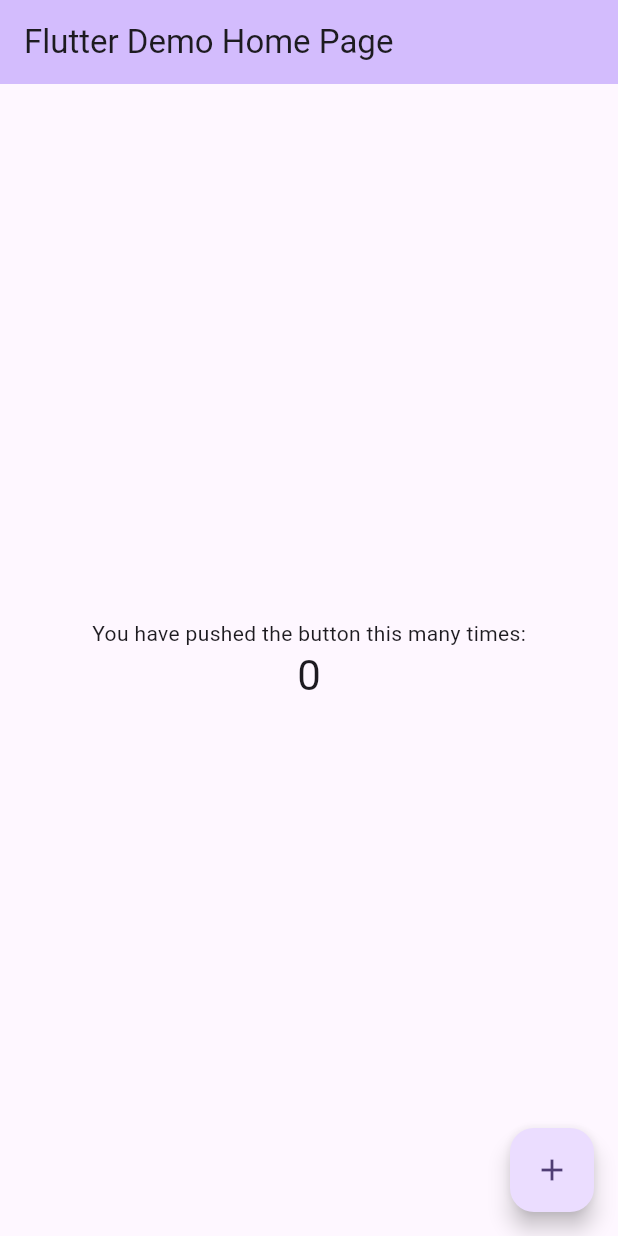
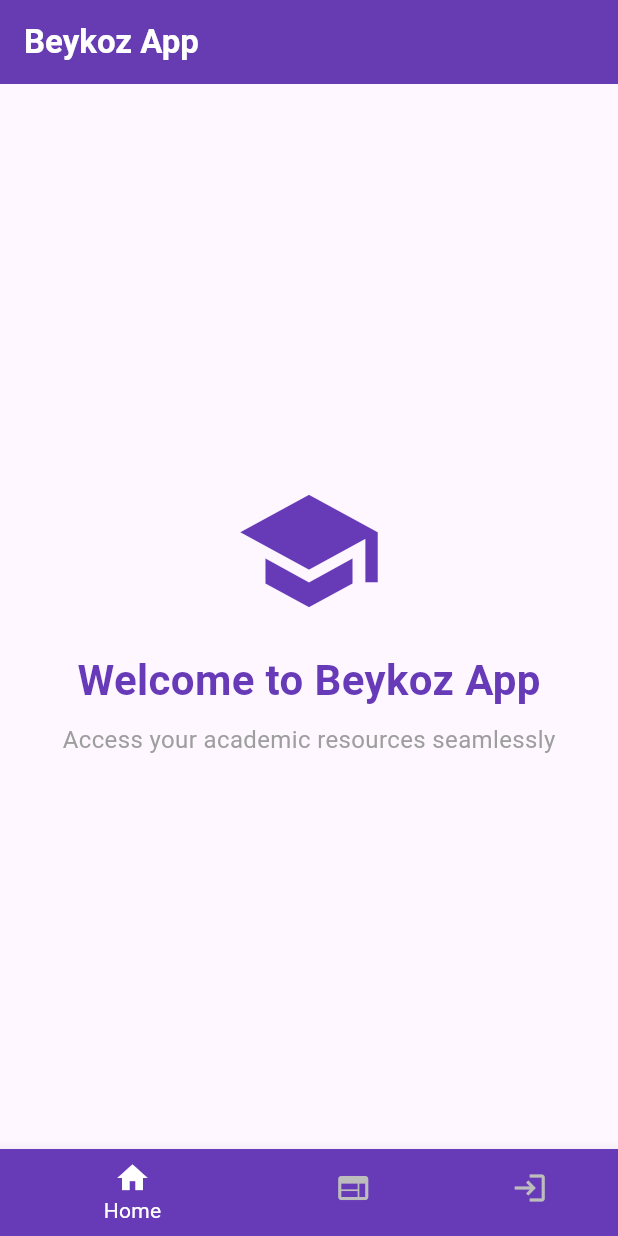
Before and after one commit to Hamzamn19/Beykoz-app, a Flutter app: the screen it shows after launch, on a phone screen of 412 x 824 dp. Run offline on Flutter 3.47's test engine with Material 3 defaults, Android fonts, the phone set to English and light mode, and no system bars; our stand-ins replace firebase_core, webview_flutter; accounts and stored records are empty.

Commit message:
feat: Implement HomeScreen with WebView and Bottom Navigation
- Added `HomeScreen` widget with a bottom navigation bar.
- Integrated `webview_flutter` to display two different web pages (OIS and Online) in separate tabs.
- Implemented a welcome page as the initial tab.
- Added a refresh button to the AppBar for WebView pages.
- Preserved WebView state when switching tabs using `AutomaticKeepAliveClientMixin`.
- Displayed a loading indicator while web pages are loading.
- Handled web resource errors by showing a SnackBar.
- Updated `main.dart` to initialize Firebase and use `HomeScreen` as the home widget.
- Added `webview_flutter` and `firebase_core` to `pubspec.yaml`.
- Updated Android `ndkVersion` in `build.gradle.kts`.

```diff
--- /dev/null
+++ b/lib/home.dart
@@ -0,0 +1,187 @@
+import 'package:flutter/material.dart';
+import 'package:webview_flutter/webview_flutter.dart';
+
+class HomeScreen extends StatefulWidget {
+  const HomeScreen({super.key});
+
+  @override
+  State<HomeScreen> createState() => _HomeScreenState();
+}
+
+class _HomeScreenState extends State<HomeScreen> {
+  int _selectedIndex = 0;
+
+  // List of pages for the bottom navigation bar
+  final List<Widget> _pages = const [
+    // Home Page with improved design
+    Center(
+      child: Column(
+        mainAxisAlignment: MainAxisAlignment.center,
+        children: [
+          Icon(
+            Icons.school,
+            size: 100,
+            color: Colors.deepPurple,
+          ),
+          SizedBox(height: 16),
+          Text(
+            'Welcome to Beykoz App',
+            style: TextStyle(
+              fontSize: 28,
+              fontWeight: FontWeight.bold,
+              color: Colors.deepPurple,
+            ),
+          ),
+          SizedBox(height: 8),
+          Text(
+            'Access your academic resources seamlessly',
+            style: TextStyle(
+              fontSize: 16,
+              color: Colors.grey,
+            ),
+          ),
+        ],
+      ),
+    ),
+    // WebView for ois.beykoz.edu.tr
+    WebViewPage(url: 'https://ois.beykoz.edu.tr/'),
+    // WebView for online.beykoz.edu.tr
+    WebViewPage(url: 'https://online.beykoz.edu.tr'),
+  ];
+
+  void _onItemTapped(int index) {
+    setState(() {
+      _selectedIndex = index;
+    });
+  }
+
+  @override
+  Widget build(BuildContext context) {
+    return Scaffold(
+      appBar: AppBar(
+        title: const Text(
+          'Beykoz App',
+          style: TextStyle(
+            fontWeight: FontWeight.w600,
+            color: Colors.white,
+          ),
+        ),
+        backgroundColor: Colors.deepPurple,
+        elevation: 4,
+        actions: [
+          if (_selectedIndex != 0) // Show refresh button for WebView pages
+            IconButton(
+              icon: const Icon(Icons.refresh, color: Colors.white),
+              onPressed: () {
+                // Trigger refresh for the current WebView
+                final webViewPage = _pages[_selectedIndex] as WebViewPage;
+                webViewPage.controller?.reload();
+              },
+            ),
+        ],
+      ),
+      body: IndexedStack(
+        index: _selectedIndex,
+        children: _pages,
+      ),
+      bottomNavigationBar: BottomNavigationBar(
+        items: const <BottomNavigationBarItem>[
+          BottomNavigationBarItem(
+            icon: Icon(Icons.home),
+            label: 'Home',
+            backgroundColor: Colors.deepPurple,
+          ),
+          BottomNavigationBarItem(
+            icon: Icon(Icons.web),
+            label: 'OIS',
+            backgroundColor: Colors.deepPurple,
+          ),
+          BottomNavigationBarItem(
+            icon: Icon(Icons.login),
+            label: 'Online',
+            backgroundColor: Colors.deepPurple,
+          ),
+        ],
+        currentIndex: _selectedIndex,
+        selectedItemColor: Colors.white,
+        unselectedItemColor: Colors.grey[400],
+        backgroundColor: Colors.deepPurple,
+        type: BottomNavigationBarType.shifting,
+        onTap: _onItemTapped,
+      ),
+    );
+  }
+}
+
+class WebViewPage extends StatefulWidget {
+  final String url;
+  final WebViewController? controller; // Made nullable for refresh functionality
+
+  const WebViewPage({super.key, required this.url, this.controller});
+
+  @override
+  State<WebViewPage> createState() => _WebViewPageState();
+}
+
+class _WebViewPageState extends State<WebViewPage> with AutomaticKeepAliveClientMixin {
+  late final WebViewController _controller;
+  bool _isLoading = true;
+
+  @override
+  bool get wantKeepAlive => true; // Preserve state when switching tabs
+
+  @override
+  void initState() {
+    super.initState();
+    _controller = widget.controller ?? WebViewController()
+      ..setJavaScriptMode(JavaScriptMode.unrestricted)
+      ..setBackgroundColor(const Color(0x00000000))
+      ..setNavigationDelegate(
+        NavigationDelegate(
+          onProgress: (int progress) {
+            setState(() {
+              _isLoading = progress < 100;
+            });
+          },
+          onPageStarted: (String url) {
+            setState(() {
+              _isLoading = true;
+            });
+          },
+          onPageFinished: (String url) {
+            setState(() {
+              _isLoading = false;
+            });
+          },
+          onWebResourceError: (WebResourceError error) {
+            setState(() {
+              _isLoading = false;
+            });
+            ScaffoldMessenger.of(context).showSnackBar(
+              SnackBar(content: Text('Error loading page: ${error.description}')),
+            );
+          },
+          onNavigationRequest: (NavigationRequest request) {
+            return NavigationDecision.navigate;
+          },
+        ),
+      )
+      ..loadRequest(Uri.parse(widget.url));
+  }
+
+  @override
+  Widget build(BuildContext context) {
+    super.build(context); // Required for AutomaticKeepAliveClientMixin
+    return Stack(
+      children: [
+        WebViewWidget(controller: _controller),
+        if (_isLoading)
+          const Center(
+            child: CircularProgressIndicator(
+              valueColor: AlwaysStoppedAnimation<Color>(Colors.deepPurple),
+            ),
+          ),
+      ],
+    );
+  }
+}
--- a/lib/main.dart
+++ b/lib/main.dart
@@ -1,122 +1,32 @@
 import 'package:flutter/material.dart';
+import 'package:firebase_core/firebase_core.dart';
+import 'firebase_options.dart';
+import 'home.dart';
 
-void main() {
+void main() async {
+  // Ensure Flutter bindings are initialized before Firebase
+  WidgetsFlutterBinding.ensureInitialized();
+
+  // Initialize Firebase
+  await Firebase.initializeApp(
+    options: DefaultFirebaseOptions.currentPlatform,
+  );
+
   runApp(const MyApp());
 }
 
 class MyApp extends StatelessWidget {
   const MyApp({super.key});
 
-  // This widget is the root of your application.
   @override
   Widget build(BuildContext context) {
     return MaterialApp(
-      title: 'Flutter Demo',
+      title: 'Beykoz App',
       theme: ThemeData(
-        // This is the theme of your application.
-        //
-        // TRY THIS: Try running your application with "flutter run". You'll see
-        // the application has a purple toolbar. Then, without quitting the app,
-        // try changing the seedColor in the colorScheme below to Colors.green
-        // and then invoke "hot reload" (save your changes or press the "hot
-        // reload" button in a Flutter-supported IDE, or press "r" if you used
-        // the command line to start the app).
-        //
-        // Notice that the counter didn't reset back to zero; the application
-        // state is not lost during the reload. To reset the state, use hot
-        // restart instead.
-        //
-        // This works for code too, not just values: Most code changes can be
-        // tested with just a hot reload.
         colorScheme: ColorScheme.fromSeed(seedColor: Colors.deepPurple),
+        useMaterial3: true,
       ),
-      home: const MyHomePage(title: 'Flutter Demo Home Page'),
+      home: const HomeScreen(),
     );
   }
 }
-
-class MyHomePage extends StatefulWidget {
-  const MyHomePage({super.key, required this.title});
-
-  // This widget is the home page of your application. It is stateful, meaning
-  // that it has a State object (defined below) that contains fields that affect
-  // how it looks.
-
-  // This class is the configuration for the state. It holds the values (in this
-  // case the title) provided by the parent (in this case the App widget) and
-  // used by the build method of the State. Fields in a Widget subclass are
-  // always marked "final".
-
-  final String title;
-
-  @override
-  State<MyHomePage> createState() => _MyHomePageState();
-}
-
-class _MyHomePageState extends State<MyHomePage> {
-  int _counter = 0;
-
-  void _incrementCounter() {
-    setState(() {
-      // This call to setState tells the Flutter framework that something has
-      // changed in this State, which causes it to rerun the build method below
-      // so that the display can reflect the updated values. If we changed
-      // _counter without calling setState(), then the build method would not be
-      // called again, and so nothing would appear to happen.
-      _counter++;
-    });
-  }
-
-  @override
-  Widget build(BuildContext context) {
-    // This method is rerun every time setState is called, for instance as done
-    // by the _incrementCounter method above.
-    //
-    // The Flutter framework has been optimized to make rerunning build methods
-    // fast, so that you can just rebuild anything that needs updating rather
-    // than having to individually change instances of widgets.
-    return Scaffold(
-      appBar: AppBar(
-        // TRY THIS: Try changing the color here to a specific color (to
-        // Colors.amber, perhaps?) and trigger a hot reload to see the AppBar
-        // change color while the other colors stay the same.
-        backgroundColor: Theme.of(context).colorScheme.inversePrimary,
-        // Here we take the value from the MyHomePage object that was created by
-        // the App.build method, and use it to set our appbar title.
-        title: Text(widget.title),
-      ),
-      body: Center(
-        // Center is a layout widget. It takes a single child and positions it
-        // in the middle of the parent.
-        child: Column(
-          // Column is also a layout widget. It takes a list of children and
-          // arranges them vertically. By default, it sizes itself to fit its
-          // children horizontally, and tries to be as tall as its parent.
-          //
-          // Column has various properties to control how it sizes itself and
-          // how it positions its children. Here we use mainAxisAlignment to
-          // center the children vertically; the main axis here is the vertical
-          // axis because Columns are vertical (the cross axis would be
-          // horizontal).
-          //
-          // TRY THIS: Invoke "debug painting" (choose the "Toggle Debug Paint"
-          // action in the IDE, or press "p" in the console), to see the
-          // wireframe for each widget.
-          mainAxisAlignment: MainAxisAlignment.center,
-          children: <Widget>[
-            const Text('You have pushed the button this many times:'),
-            Text(
-              '$_counter',
-              style: Theme.of(context).textTheme.headlineMedium,
-            ),
-          ],
-        ),
-      ),
-      floatingActionButton: FloatingActionButton(
-        onPressed: _incrementCounter,
-        tooltip: 'Increment',
-        child: const Icon(Icons.add),
-      ), // This trailing comma makes auto-formatting nicer for build methods.
-    );
-  }
-}
--- a/pubspec.yaml
+++ b/pubspec.yaml
@@ -30,6 +30,8 @@ environment:
 dependencies:
   flutter:
     sdk: flutter
+  webview_flutter: ^4.0.7
+  firebase_core: ^2.24.2
 
   # The following adds the Cupertino Icons font to your application.
   # Use with the CupertinoIcons class for iOS style icons.
```
Also changed, not shown: pubspec.lock, 1 other file.
